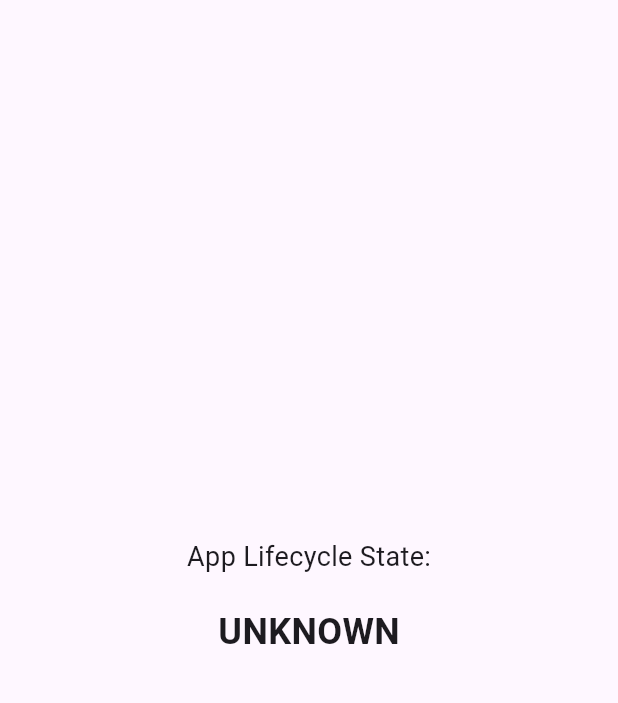
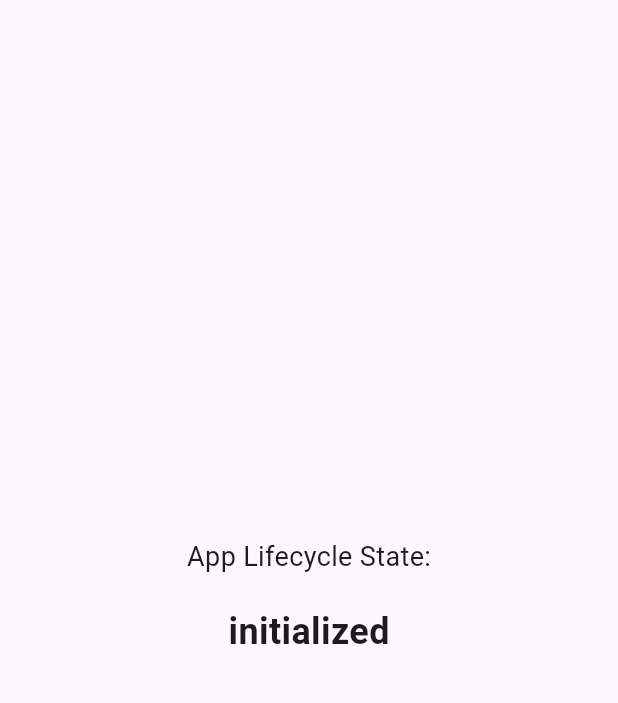
Before and after one commit to abdosk0/life-cycle-pwa, a Flutter app: the screen it shows after launch, on a phone screen of 412 x 824 dp, the part 63-766 px from its top. Run offline on Flutter 3.47's test engine with Material 3 defaults, Android fonts, the light colour scheme and no system bars; missing offline and left inert: dart:js; statements that could not run were skipped.

Commit message:
life cycle

```diff
--- a/lib/main.dart
+++ b/lib/main.dart
@@ -24,25 +24,31 @@ class MyHomePage extends StatefulWidget {
 }
 
 class _MyHomePageState extends State<MyHomePage> with WidgetsBindingObserver {
-  String _lifecycleState = 'UNKNOWN';
+  String _lifecycleState = 'Unknown';
 
   @override
   void initState() {
     super.initState();
     WidgetsBinding.instance.addObserver(this);
+    _updateLifecycleState('initialized');
   }
 
   @override
   void dispose() {
     WidgetsBinding.instance.removeObserver(this);
+    _updateLifecycleState('disposed');
     super.dispose();
   }
 
   @override
   void didChangeAppLifecycleState(AppLifecycleState state) {
     super.didChangeAppLifecycleState(state);
+    _updateLifecycleState(state.toString());
+  }
+
+  void _updateLifecycleState(String newState) {
     setState(() {
-      _lifecycleState = state.toString();
+      _lifecycleState = newState;
     });
   }
 
@@ -50,20 +56,20 @@ class _MyHomePageState extends State<MyHomePage> with WidgetsBindingObserver {
   Widget build(BuildContext context) {
     return Scaffold(
       appBar: AppBar(
-        title: Text('PWA Lifecycle Demo'),
+        title: const Text('PWA Lifecycle Demo'),
       ),
       body: Center(
         child: Column(
           mainAxisAlignment: MainAxisAlignment.center,
           children: <Widget>[
-            Text(
+            const Text(
               'App Lifecycle State:',
-              style: TextStyle(fontSize: 18),
+              style: const TextStyle(fontSize: 18),
             ),
-            SizedBox(height: 20),
+            const SizedBox(height: 20),
             Text(
               _lifecycleState,
-              style: TextStyle(fontSize: 24, fontWeight: FontWeight.bold),
+              style: const TextStyle(fontSize: 24, fontWeight: FontWeight.bold),
             ),
           ],
         ),
```
Also changed, not shown: 1 other file.
